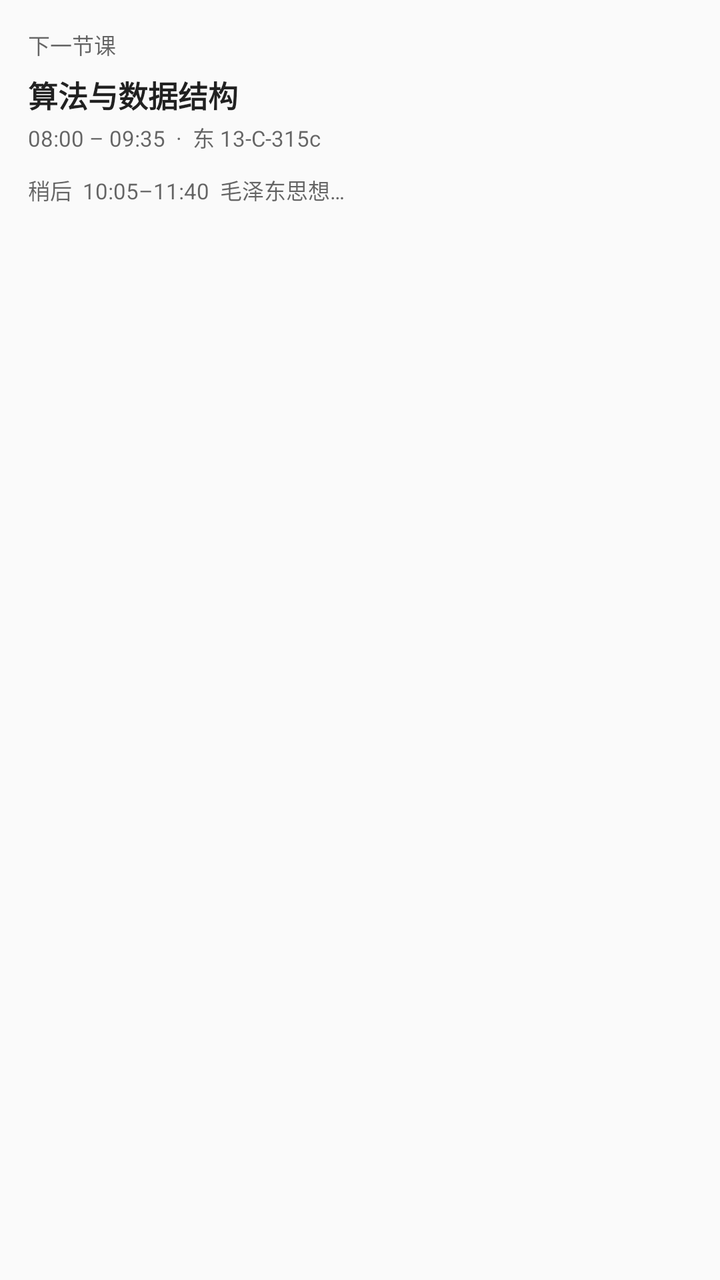
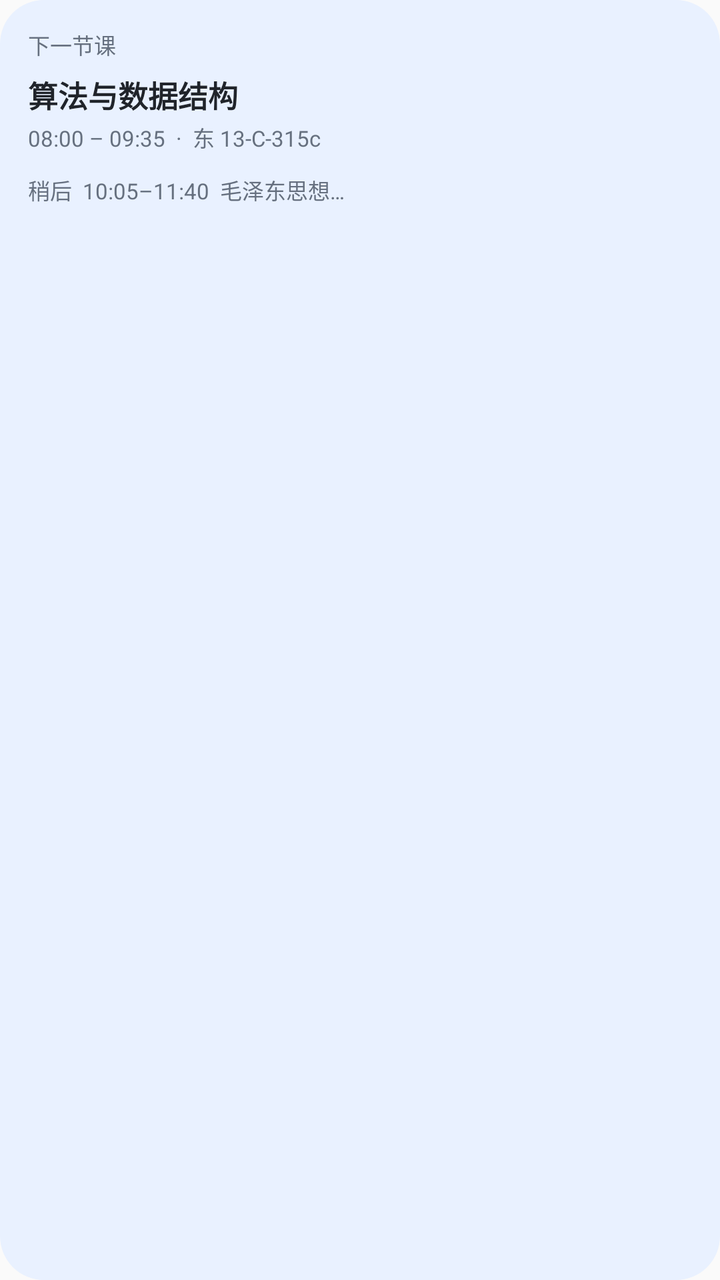

An Android layout rendered at two revisions. The XML below is the earlier revision; the diff shows what the commit changed to produce the second picture.
<!-- AndroidManifest.xml: another module's application theme Theme.CurSimple -->
<!-- res/layout/widget_preview_next.xml -->
<?xml version="1.0" encoding="utf-8"?>
<LinearLayout xmlns:android="http://schemas.android.com/apk/res/android"
    android:layout_width="match_parent"
    android:layout_height="match_parent"
    android:background="?android:colorBackground"
    android:orientation="vertical"
    android:padding="14dp">

    <TextView
        android:layout_width="wrap_content"
        android:layout_height="wrap_content"
        android:text="下一节课"
        android:textColor="?android:textColorSecondary"
        android:textSize="11sp" />

    <TextView
        android:layout_width="match_parent"
        android:layout_height="wrap_content"
        android:layout_marginTop="6dp"
        android:text="算法与数据结构"
        android:textColor="?android:textColorPrimary"
        android:textSize="15sp"
        android:textStyle="bold" />

    <TextView
        android:layout_width="match_parent"
        android:layout_height="wrap_content"
        android:layout_marginTop="2dp"
        android:text="08:00 – 09:35  ·  东 13-C-315c"
        android:textColor="?android:textColorSecondary"
        android:textSize="11sp" />

    <TextView
        android:layout_width="match_parent"
        android:layout_height="wrap_content"
        android:layout_marginTop="10dp"
        android:text="稍后  10:05–11:40  毛泽东思想…"
        android:textColor="?android:textColorSecondary"
        android:textSize="11sp" />
</LinearLayout>
<!-- resources referenced by this layout -->
<resources>
  <style name="Theme.CurSimple" parent="@android:style/Theme.Material.Light.NoActionBar">
          <item name="android:windowActionBar">false</item>
          <item name="android:windowNoTitle">true</item>
          <item name="android:windowContentOverlay">@null</item>
          <item name="android:windowDrawsSystemBarBackgrounds">true</item>
          <item name="android:statusBarColor">@android:color/transparent</item>
          <item name="android:navigationBarColor">@android:color/transparent</item>
      </style>
</resources>

<!-- the commit's change to res/layout/widget_preview_next.xml (unified diff, before → after) -->
@@ -2,7 +2,7 @@
 <LinearLayout xmlns:android="http://schemas.android.com/apk/res/android"
     android:layout_width="match_parent"
     android:layout_height="match_parent"
-    android:background="?android:colorBackground"
+    android:background="@drawable/widget_bg_card"
     android:orientation="vertical"
     android:padding="14dp">
 
@@ -10,7 +10,7 @@
         android:layout_width="wrap_content"
         android:layout_height="wrap_content"
         android:text="下一节课"
-        android:textColor="?android:textColorSecondary"
+        android:textColor="#66707F"
         android:textSize="11sp" />
 
     <TextView
@@ -18,7 +18,7 @@
         android:layout_height="wrap_content"
         android:layout_marginTop="6dp"
         android:text="算法与数据结构"
-        android:textColor="?android:textColorPrimary"
+        android:textColor="#20242A"
         android:textSize="15sp"
         android:textStyle="bold" />
 
@@ -27,7 +27,7 @@
         android:layout_height="wrap_content"
         android:layout_marginTop="2dp"
         android:text="08:00 – 09:35  ·  东 13-C-315c"
-        android:textColor="?android:textColorSecondary"
+        android:textColor="#66707F"
         android:textSize="11sp" />
 
     <TextView
@@ -35,6 +35,6 @@
         android:layout_height="wrap_content"
         android:layout_marginTop="10dp"
         android:text="稍后  10:05–11:40  毛泽东思想…"
-        android:textColor="?android:textColorSecondary"
+        android:textColor="#66707F"
         android:textSize="11sp" />
 </LinearLayout>
<!-- resource entries referenced after the edit -->
@@ -1,5 +1,11 @@
 <!-- resources referenced by this layout -->
 <resources>
+  <!-- drawable widget_bg_card (drawable) -->
+  <?xml version="1.0" encoding="utf-8"?>
+  <shape xmlns:android="http://schemas.android.com/apk/res/android">
+      <solid android:color="#FFE9F1FF" />
+      <corners android:radius="22dp" />
+  </shape>
   <style name="Theme.CurSimple" parent="@android:style/Theme.Material.Light.NoActionBar">
           <item name="android:windowActionBar">false</item>
           <item name="android:windowNoTitle">true</item>
